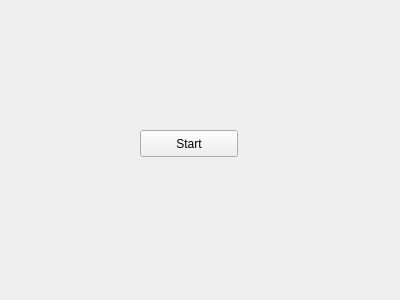
jmainpri/move3d_ros, file include/move3d_ros_gui.ui: the form before one commit.
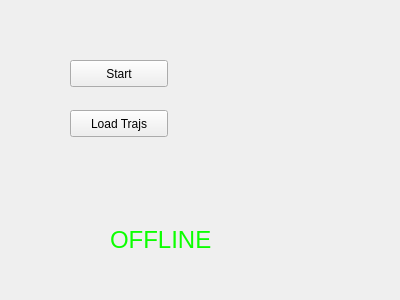
The form after the commit.

Patch:
```diff
--- a/include/move3d_ros_gui.ui
+++ b/include/move3d_ros_gui.ui
@@ -16,8 +16,8 @@
   <widget class="QPushButton" name="pushButtonStart">
    <property name="geometry">
     <rect>
-     <x>140</x>
-     <y>130</y>
+     <x>70</x>
+     <y>60</y>
      <width>98</width>
      <height>27</height>
     </rect>
@@ -26,6 +26,32 @@
     <string>Start</string>
    </property>
   </widget>
+  <widget class="QPushButton" name="pushButtonLoadTrajs">
+   <property name="geometry">
+    <rect>
+     <x>70</x>
+     <y>110</y>
+     <width>98</width>
+     <height>27</height>
+    </rect>
+   </property>
+   <property name="text">
+    <string>Load Trajs</string>
+   </property>
+  </widget>
+  <widget class="QLabel" name="labelOnline">
+   <property name="geometry">
+    <rect>
+     <x>110</x>
+     <y>220</y>
+     <width>111</width>
+     <height>41</height>
+    </rect>
+   </property>
+   <property name="text">
+    <string>&lt;html&gt;&lt;head/&gt;&lt;body&gt;&lt;p&gt;&lt;span style=&quot; font-size:18pt; color:#0cff00;&quot;&gt;OFFLINE&lt;/span&gt;&lt;/p&gt;&lt;/body&gt;&lt;/html&gt;</string>
+   </property>
+  </widget>
  </widget>
  <resources/>
  <connections/>
```
